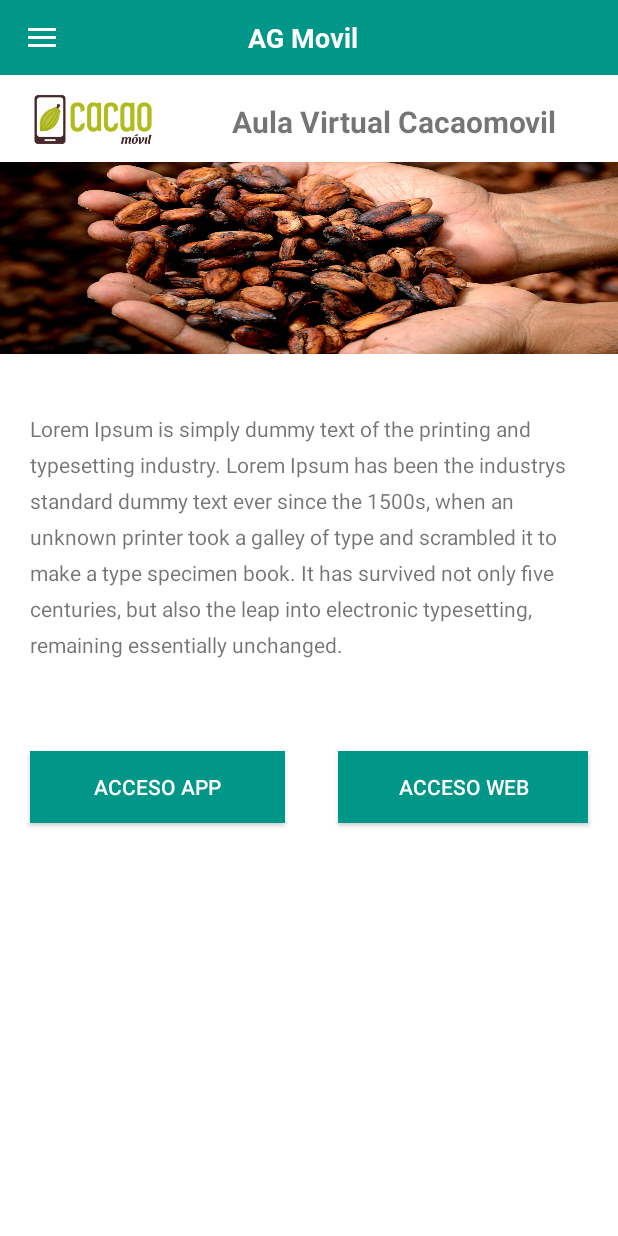
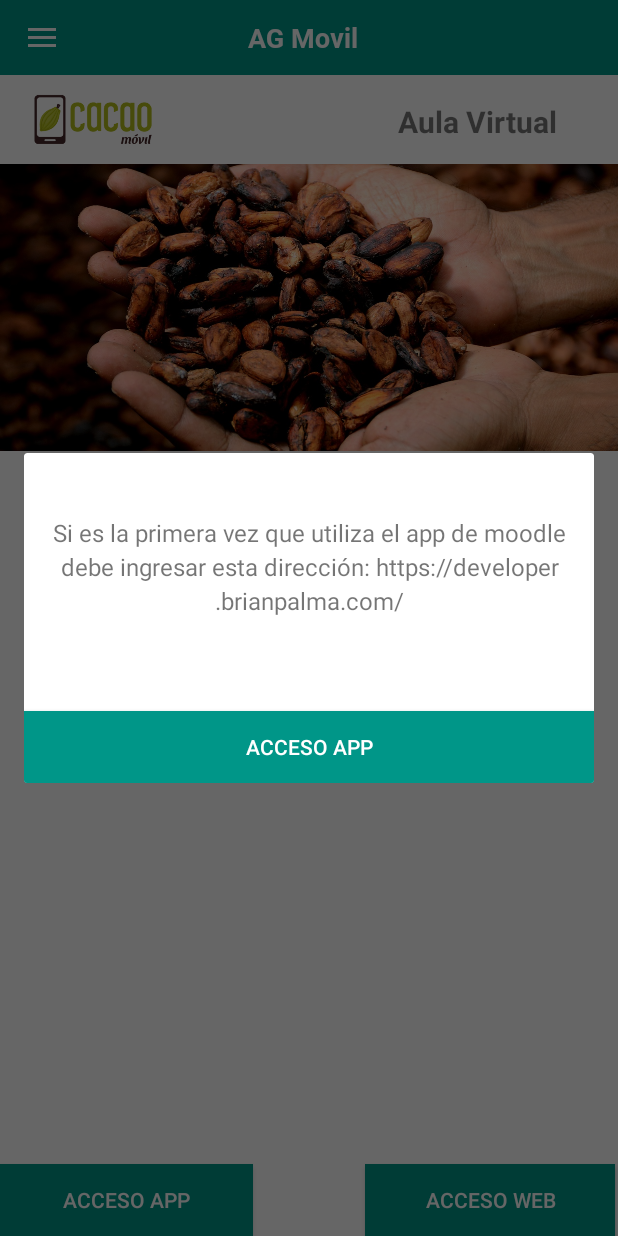
Before and after one commit to LutheranWorldRelief/AGMovil, an Android app: the fragment ListadoOtro placed in its activity, after a tap on "ACCESO APP", on a phone screen of 412 x 824 dp. Run offline under Robolectric (Android 15) with nearby library versions, the phone set to English and light mode, and no system bars; our stand-ins replace Picasso; pictures from the network do not load.

Commit message:
Agregar popup con mensaje sobre colocar la dirección del aula, bajar botones y ajustar imagen

```diff
--- a/app/src/main/AndroidManifest.xml
+++ b/app/src/main/AndroidManifest.xml
@@ -2,9 +2,9 @@
 <manifest xmlns:android="http://schemas.android.com/apk/res/android"
     package="com.cacaomovil.app">
 
-    <uses-permission android:name="android.permission.INTERNET"/>
-    <uses-permission android:name="android.permission.ACCESS_NETWORK_STATE"/>
-    <uses-permission android:name="android.permission.WRITE_EXTERNAL_STORAGE"/>
+    <uses-permission android:name="android.permission.INTERNET" />
+    <uses-permission android:name="android.permission.ACCESS_NETWORK_STATE" />
+    <uses-permission android:name="android.permission.WRITE_EXTERNAL_STORAGE" />
 
     <application
         android:allowBackup="true"
@@ -12,7 +12,10 @@
         android:label="@string/app_name"
         android:supportsRtl="true"
         android:theme="@style/AppTheme.NoActionBar">
-        <activity android:name=".activities.WebView" android:screenOrientation="portrait"></activity>
+        <activity android:name=".dialog"></activity>
+        <activity
+            android:name=".activities.WebView"
+            android:screenOrientation="portrait" />
         <activity android:name=".activities.Splash">
             <intent-filter>
                 <action android:name="android.intent.action.MAIN" />
@@ -21,9 +24,10 @@
             </intent-filter>
         </activity>
         <activity
-            android:name=".activities.HomeActivity" android:screenOrientation="portrait"
+            android:name=".activities.HomeActivity"
+            android:screenOrientation="portrait"
             android:theme="@style/AppTheme.NoActionBar"
-            android:windowSoftInputMode="stateHidden"></activity>
+            android:windowSoftInputMode="stateHidden" />
     </application>
 
 </manifest>
--- /dev/null
+++ b/app/src/main/java/com/cacaomovil/app/dialog.kt
@@ -0,0 +1,19 @@
+package com.cacaomovil.app
+
+import android.support.v7.app.AppCompatActivity
+import android.os.Bundle
+import android.widget.Button
+import android.widget.Toast
+
+import android.view.View
+import kotlinx.android.synthetic.main.listado_otro.*
+
+class dialog : AppCompatActivity() {
+
+    override fun onCreate(savedInstanceState: Bundle?) {
+        super.onCreate(savedInstanceState)
+        setContentView(R.layout.activity_dialog)
+    }
+
+
+}
--- a/app/src/main/java/com/cacaomovil/app/fragments/ListadoOtro.kt
+++ b/app/src/main/java/com/cacaomovil/app/fragments/ListadoOtro.kt
@@ -1,6 +1,7 @@
 package com.cacaomovil.app.fragments
 
 import android.app.Activity
+import android.app.Dialog
 import android.content.Intent
 import android.net.Uri
 import android.os.Bundle
@@ -15,11 +16,15 @@ import com.cacaomovil.app.activities.WebView
 import kotlinx.android.synthetic.main.listado_otro.*
 import android.text.style.UnderlineSpan
 import android.text.SpannableString
+import android.view.Window
 import android.widget.TextView
+import android.widget.Toast
 
 class ListadoOtro : Fragment(), View.OnClickListener {
 
     internal var context: Activity? = null
+    internal lateinit var myDialog : Dialog
+    internal lateinit var txt : TextView
 
     override fun onCreateView(inflater: LayoutInflater, container: ViewGroup?,
                               savedInstanceState: Bundle?): View? {
@@ -38,9 +43,32 @@ class ListadoOtro : Fragment(), View.OnClickListener {
         context!!.finish()
     }
 
+    fun ShowDialog(){
+
+        myDialog = Dialog(context)
+        myDialog.requestWindowFeature(Window.FEATURE_NO_TITLE)
+        myDialog.setContentView(R.layout.activity_dialog)
+        myDialog.setTitle("Aula virtual")
+
+        txt = myDialog.findViewById<View>(R.id.abrirMoodleDialog) as TextView
+        txt.isEnabled = true
+
+        txt.setOnClickListener{
+            Toast.makeText(context, "Abriendo la aplicación de Moodle", Toast.LENGTH_SHORT).show()
+            launchApp("com.moodle.moodlemobile")
+            myDialog.cancel()
+        }
+
+        myDialog.show()
+    }
+
     private fun inits() {
 
         //tabLayout = context!!.findViewById(R.id.tab_layout) as TabLayout
+        val btnAbrirModalMoodle = abrirModalMoodle.findViewById<TextView>(R.id.abrirModalMoodle)
+        btnAbrirModalMoodle.setOnClickListener(View.OnClickListener {
+            ShowDialog()
+        })
 
         /**
          * Cuando doy clic en el titulo de Aula Virtual Cacaomovil, ingreso al enlace de la plataforma
@@ -65,10 +93,14 @@ class ListadoOtro : Fragment(), View.OnClickListener {
          * Cuando preciono el boton de Acceso APP, verifico si la aplicación de Moodle se encuentra instalada
          * Si no se encuentra instalada lo llevo al Google Play a buscar la aplicación
          */
+        /*
         val btnAbrirMoodle = abrirMoodle.findViewById<Button>(R.id.abrirMoodle)
         btnAbrirMoodle.setOnClickListener(View.OnClickListener {
             launchApp("com.moodle.moodlemobile")
         })
+        */
+
+
     }
 
     override fun onClick(v: View) {
--- /dev/null
+++ b/app/src/main/res/layout/activity_dialog.xml
@@ -0,0 +1,51 @@
+<?xml version="1.0" encoding="utf-8"?>
+<android.support.constraint.ConstraintLayout xmlns:android="http://schemas.android.com/apk/res/android"
+    xmlns:app="http://schemas.android.com/apk/res-auto"
+    xmlns:tools="http://schemas.android.com/tools"
+    android:layout_width="match_parent"
+    android:layout_height="220dp"
+    tools:context=".dialog">
+
+    <TextView
+        android:id="@+id/textView"
+        android:layout_width="match_parent"
+        android:layout_height="151dp"
+
+        android:gravity="center"
+        android:paddingLeft="5dp"
+        android:paddingRight="5dp"
+
+        android:text="@string/textoModalAccesoApp"
+        android:lineSpacingMultiplier="1.2"
+        android:textIsSelectable="true"
+        android:textSize="16dp"
+        tools:layout_editor_absoluteX="2dp"
+        tools:layout_editor_absoluteY="0dp" />
+
+    <RelativeLayout
+        android:layout_width="wrap_content"
+        android:layout_height="fill_parent"
+        android:gravity="bottom"
+        android:paddingTop="30dp"
+        android:textAlignment="viewEnd"
+        tools:layout_editor_absoluteX="2dp"
+        tools:layout_editor_absoluteY="0dp">
+
+        <Button
+            android:id="@+id/abrirMoodleDialog"
+            android:layout_width="match_parent"
+            android:layout_height="wrap_content"
+            android:layout_alignParentStart="true"
+            android:layout_alignParentEnd="true"
+            android:layout_marginStart="0dp"
+            android:layout_marginTop="252dp"
+            android:layout_marginEnd="0dp"
+            android:background="#009688"
+            android:outlineAmbientShadowColor="#009688"
+            android:text="@string/btnAccesoApp"
+            android:textColor="#FFFFFF" />
+
+    </RelativeLayout>
+
+
+</android.support.constraint.ConstraintLayout>
--- a/app/src/main/res/layout/listado_otro.xml
+++ b/app/src/main/res/layout/listado_otro.xml
@@ -24,9 +24,9 @@
     <ImageView
         android:id="@+id/imageView"
         android:layout_width="match_parent"
-        android:layout_height="128dp"
+        android:layout_height="191dp"
         android:layout_below="@+id/textView3"
-        android:layout_marginTop="-371dp"
+        android:layout_marginTop="-408dp"
         android:foreground="@drawable/banner_cacao"
         app:srcCompat="@drawable/banner_cacao" />
 
@@ -38,40 +38,51 @@
         android:layout_alignParentTop="true"
         android:layout_alignParentEnd="true"
         android:layout_marginStart="20dp"
-        android:layout_marginTop="226dp"
+        android:layout_marginTop="264dp"
         android:layout_marginEnd="20dp"
         android:lineSpacingExtra="8sp"
         android:text="@string/txtTextoIntroduccion" />
 
+    <RelativeLayout
+        android:layout_width="fill_parent"
+        android:layout_height="fill_parent"
+        android:gravity="bottom">
     <Button
-        android:id="@+id/abrirMoodle"
+        android:id="@+id/abrirModalMoodle"
         android:layout_width="174dp"
         android:layout_height="wrap_content"
-        android:layout_below="@+id/textView3"
         android:layout_alignParentStart="true"
         android:layout_alignParentEnd="true"
-        android:layout_marginStart="20dp"
-        android:layout_marginTop="21dp"
-        android:layout_marginEnd="222dp"
+        android:layout_marginStart="0dp"
+        android:layout_marginTop="252dp"
+        android:layout_marginEnd="243dp"
         android:background="#009688"
         android:outlineAmbientShadowColor="#009688"
         android:text="@string/btnAccesoApp"
         android:textColor="#FFFFFF" />
 
+    </RelativeLayout>
+
+    <RelativeLayout
+        android:layout_width="fill_parent"
+        android:layout_height="fill_parent"
+        android:gravity="bottom">
+
         <Button
             android:id="@+id/abrirWebView"
             android:layout_width="174dp"
             android:layout_height="wrap_content"
-        android:layout_below="@+id/textView3"
             android:layout_alignParentStart="true"
             android:layout_alignParentEnd="true"
-        android:layout_marginStart="225dp"
-        android:layout_marginTop="21dp"
-        android:layout_marginEnd="20dp"
+            android:layout_marginStart="243dp"
+            android:layout_marginTop="252dp"
+            android:layout_marginEnd="2dp"
             android:background="#009688"
             android:outlineAmbientShadowColor="#009688"
             android:text="@string/btnAccesoWebView"
             android:textColor="#FFFFFF" />
+
+    </RelativeLayout>
 
     <ImageView
         android:id="@+id/imageView2"
--- a/app/src/main/res/values/strings.xml
+++ b/app/src/main/res/values/strings.xml
@@ -16,11 +16,11 @@
     <string name="closeDrawer">Navigation View</string>
     <string name="openDrawer">Navigation View Closed</string>
 
-    <string name="txtAulaVirtualCacaomovil">Aula Virtual Cacaomovil</string>
+    <string name="txtAulaVirtualCacaomovil">Aula Virtual</string>
     <string name="txtTextoIntroduccion">Lorem Ipsum is simply dummy text of the printing and typesetting industry. Lorem Ipsum has been the industrys standard dummy text ever since the 1500s, when an unknown printer took a galley of type and scrambled it to make a type specimen book. It has survived not only five centuries, but also the leap into electronic typesetting, remaining essentially unchanged.</string>
     <string name="btnAccesoApp">Acceso APP</string>
     <string name="btnAccesoWebView">Acceso WEB</string>
-
+    <string name="textoModalAccesoApp">Si es la primera vez que utiliza el app de moodle debe ingresar esta dirección: https://developer.brianpalma.com/</string>
 
 
 </resources>
```
Lines whose indentation alone changed are shown as unchanged.
